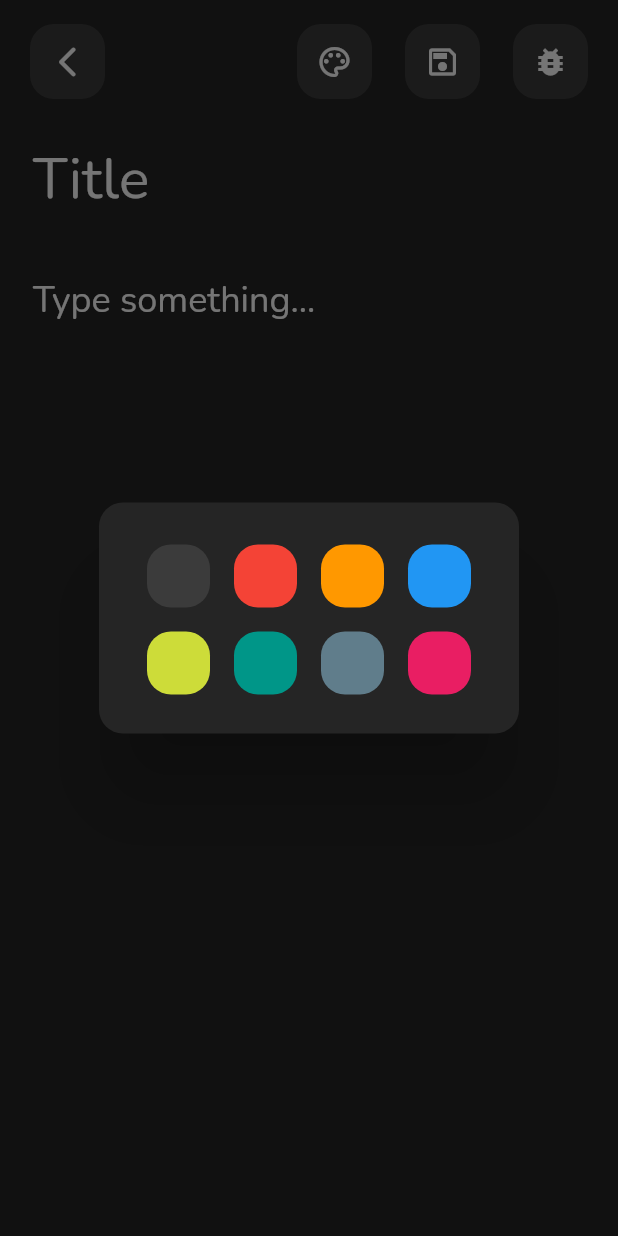
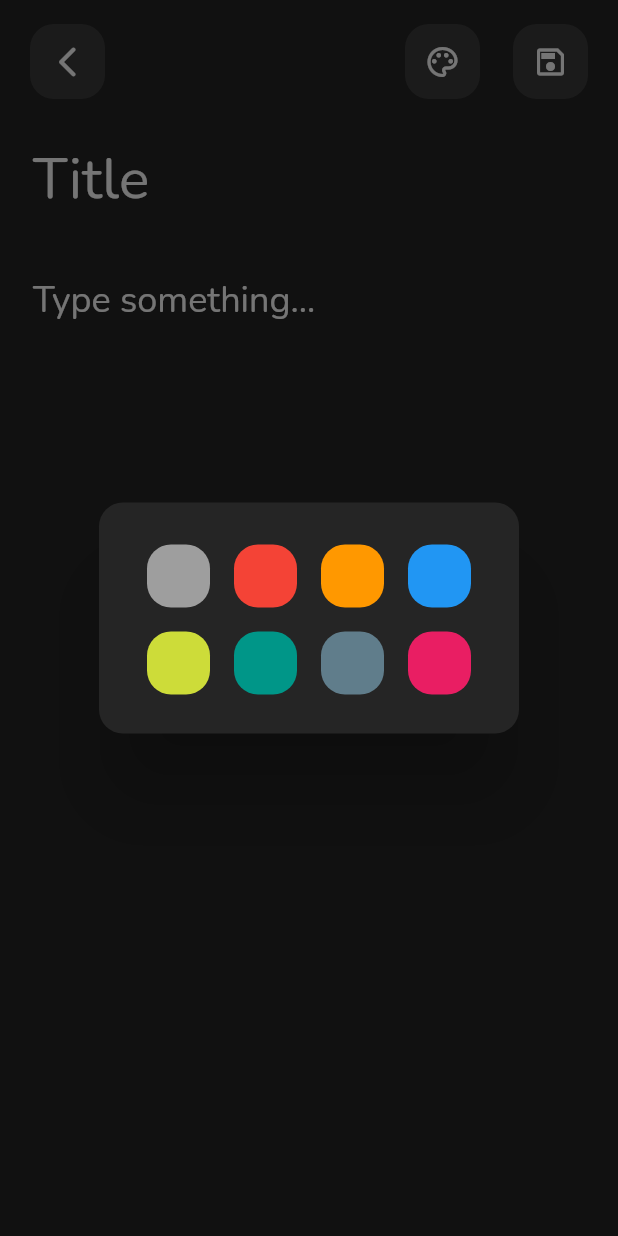
Before and after one commit to Home1esscat/notes_app, a Flutter app: the NoteAddScreen screen opened directly, after a tap on the "palette" icon, on a phone screen of 412 x 824 dp. Run offline on Flutter 3.47's test engine with Material 2 defaults, Android fonts, the phone set to English and light mode, and no system bars; our stand-ins replace bloc, drift; accounts and stored records are empty; generated files the repository leaves out were written again.

Commit message:
code cleanup and minor changes

```diff
--- a/lib/constants/custom_colors.dart
+++ b/lib/constants/custom_colors.dart
@@ -7,7 +7,7 @@ class CustomColors {
   static const Color deepRed = Color.fromRGBO(246, 0, 0, 1.0);
   static const Color greyHint = Color.fromRGBO(136, 136, 136, 1.0);
   static const List<Color> colorsData = [
-    CustomColors.lightGrey,
+    Colors.grey,
     Colors.red,
     Colors.orange,
     Colors.blue,
--- a/lib/ui/add_note_screen.dart
+++ b/lib/ui/add_note_screen.dart
@@ -6,66 +6,19 @@ import 'package:provider/provider.dart';
 
 class NoteAddScreen extends StatelessWidget {
   NoteAddScreen({super.key});
+
   final _titleController = TextEditingController();
   final _bodyController = TextEditingController();
+  int tempColorSelected = CustomColors.colorsData[0].value;
 
   @override
   Widget build(BuildContext context) {
-    var notesCubit = context.read<NotesCubit>();
-    int tempColorSelected = CustomColors.lightGrey.value;
-
-    void addNote() {
-      if (_titleController.text.isNotEmpty && _bodyController.text.isNotEmpty) {
-        notesCubit.addNote(
-            _titleController.text, _bodyController.text, tempColorSelected);
-        Navigator.pop(context);
-      }
-    }
-
-    Future changeColor(BuildContext context) {
-      return showDialog(
-        context: context,
-        builder: (context) => AlertDialog(
-          content: SizedBox(
-            width: 210,
-            height: 110,
-            child: GridView.builder(
-              itemCount: CustomColors.colorsData.length,
-              gridDelegate: const SliverGridDelegateWithFixedCrossAxisCount(
-                  crossAxisCount: 4, childAspectRatio: 1),
-              itemBuilder: (BuildContext context, int index) {
-                return Container(
-                  margin: const EdgeInsets.all(8),
-                  child: InkWell(
-                    onTap: () => {
-                      tempColorSelected = CustomColors.colorsData[index].value,
-                      Navigator.pop(context)
-                    },
-                    borderRadius: BorderRadius.circular(16),
-                    child: Ink(
-                      width: 40,
-                      height: 40,
-                      decoration: BoxDecoration(
-                        borderRadius: const BorderRadius.all(
-                          Radius.circular(16),
-                        ),
-                        color: CustomColors.colorsData[index],
-                      ),
-                    ),
-                  ),
-                );
-              },
-            ),
-          ),
-        ),
-      );
-    }
+    var cubit = context.read<NotesCubit>();
 
     return Scaffold(
       appBar: AddNoteAppBar(
-        onCustomPress: () => {},
-        onSavePress: () => {addNote()},
-        onColorChangePress: () => {changeColor(context)},
+        onSavePress: () => saveNote(cubit, context),
+        onColorChangePress: () => changeColor(context),
       ),
       body: SingleChildScrollView(
         child: Container(
@@ -102,4 +55,51 @@ class NoteAddScreen extends StatelessWidget {
       ),
     );
   }
+
+  Future<void> changeColor(BuildContext context) {
+    return showDialog(
+      context: context,
+      builder: (context) => AlertDialog(
+        content: SizedBox(
+          width: 210,
+          height: 110,
+          child: GridView.builder(
+            itemCount: CustomColors.colorsData.length,
+            gridDelegate: const SliverGridDelegateWithFixedCrossAxisCount(
+                crossAxisCount: 4, childAspectRatio: 1),
+            itemBuilder: (BuildContext context, int index) {
+              return Container(
+                margin: const EdgeInsets.all(8),
+                child: InkWell(
+                  onTap: () => {
+                    tempColorSelected = CustomColors.colorsData[index].value,
+                    Navigator.pop(context)
+                  },
+                  borderRadius: BorderRadius.circular(16),
+                  child: Ink(
+                    width: 40,
+                    height: 40,
+                    decoration: BoxDecoration(
+                      borderRadius: const BorderRadius.all(
+                        Radius.circular(16),
+                      ),
+                      color: CustomColors.colorsData[index],
+                    ),
+                  ),
+                ),
+              );
+            },
+          ),
+        ),
+      ),
+    );
+  }
+
+  void saveNote(NotesCubit cubit, BuildContext context) {
+    if (_titleController.text.isNotEmpty && _bodyController.text.isNotEmpty) {
+      cubit.addNote(
+          _titleController.text, _bodyController.text, tempColorSelected);
+      Navigator.pop(context);
+    }
+  }
 }
--- a/lib/ui/appbar/add_note_app_bar.dart
+++ b/lib/ui/appbar/add_note_app_bar.dart
@@ -3,13 +3,9 @@ import 'package:flutter/material.dart';
 
 class AddNoteAppBar extends StatelessWidget with PreferredSizeWidget {
   const AddNoteAppBar(
-      {super.key,
-      required this.onSavePress,
-      required this.onColorChangePress,
-      required this.onCustomPress});
+      {super.key, required this.onSavePress, required this.onColorChangePress});
 
   final Function onSavePress;
-  final Function onCustomPress;
   final Function onColorChangePress;
 
   @override
@@ -77,25 +73,6 @@ class AddNoteAppBar extends StatelessWidget with PreferredSizeWidget {
                     ),
                   ),
                 ),
-                const SizedBox(width: 22),
-                InkWell(
-                  onTap: () => onCustomPress(),
-                  borderRadius: BorderRadius.circular(16),
-                  child: Ink(
-                    width: 50,
-                    height: 50,
-                    decoration: const BoxDecoration(
-                      borderRadius: BorderRadius.all(
-                        Radius.circular(16),
-                      ),
-                      color: CustomColors.lightGrey,
-                    ),
-                    child: const Icon(
-                      Icons.bug_report,
-                      color: Colors.white,
-                    ),
-                  ),
-                ),
               ],
             ),
           ],
```
Also changed, not shown: lib/ui/appbar/show_note_app_bar.dart (+16 -4 lines), lib/ui/show_note_screen.dart (+15 -2 lines).
